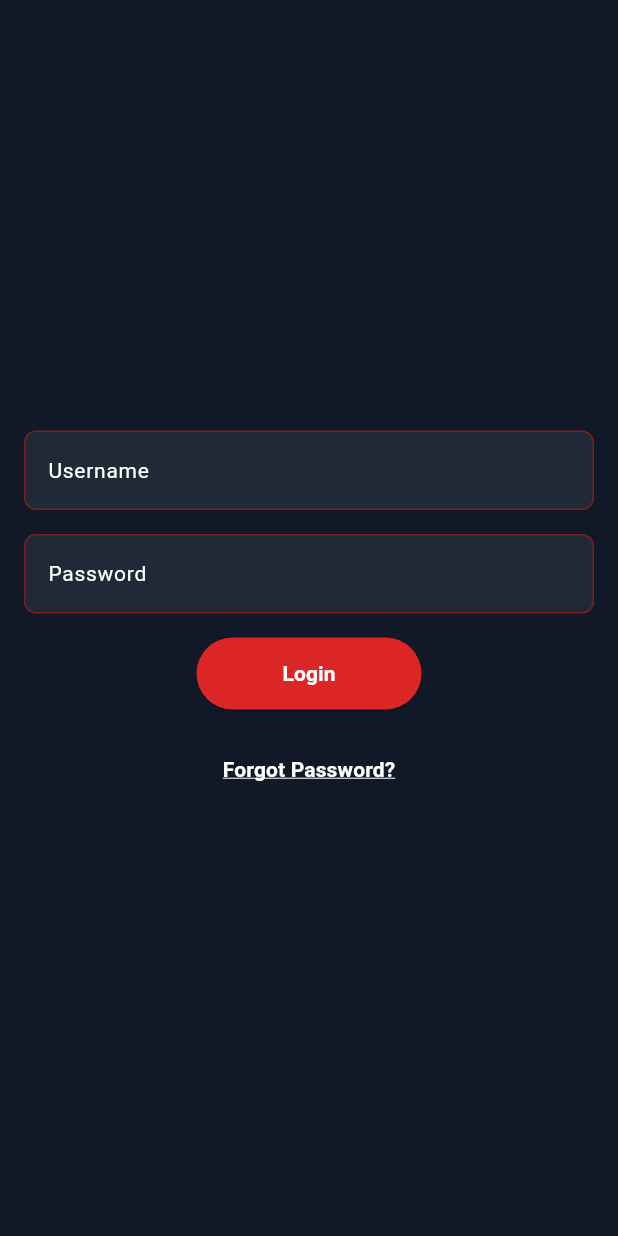
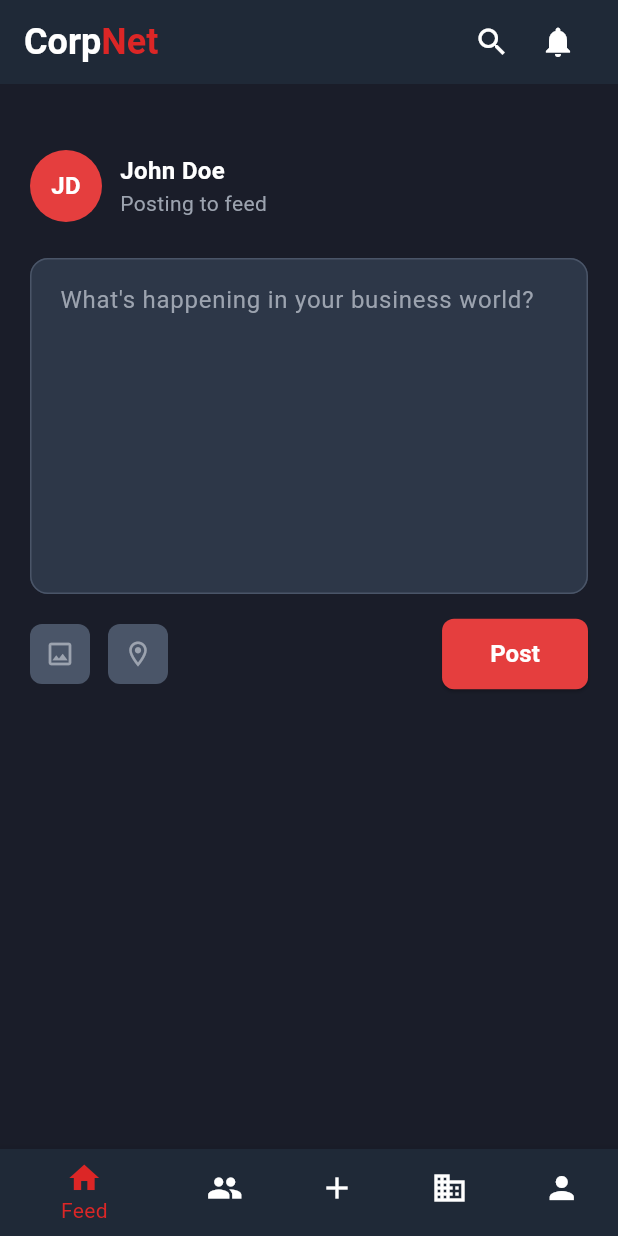
Before and after one commit to Afika-1/corpnet_flut, a Flutter app: the screen it shows after launch, on a phone screen of 412 x 824 dp. Run offline on Flutter 3.47's test engine with Material 3 defaults, Android fonts, the phone set to English and light mode, and no system bars.

Commit message:
Recreated and updated the post screen

```diff
--- a/lib/main.dart
+++ b/lib/main.dart
@@ -1,11 +1,6 @@
 import 'package:flutter/material.dart';
 import 'widgets/splash_screen.dart';
-
 import 'screens/login_screen.dart';
-import 'screens/network_page.dart';
-import 'screens/profile_screen.dart';
-import 'screens/business_page.dart';
-import 'screens/post_screen.dart';
 
 
 
@@ -80,8 +75,8 @@
         ),
       ),
 
-      // home: SplashScreen(),
-      home: LoginScreen(),
+      home: SplashScreen(),
+      //
     );
   }
 }
--- a/lib/screens/post_screen.dart
+++ b/lib/screens/post_screen.dart
@@ -1,216 +1,282 @@
 import 'package:flutter/material.dart';
+import '../widgets/navbar.dart';
 
-class PostPage extends StatefulWidget {
-  const PostPage({super.key});
+class CreatePostScreen extends StatefulWidget {
+  const CreatePostScreen({Key? key}) : super(key: key);
 
   @override
-  State<PostPage> createState() => _PostPageState();
+  State<CreatePostScreen> createState() => _CreatePostScreenState();
 }
 
-class _PostPageState extends State<PostPage> {
-  final TextEditingController _controller = TextEditingController();
+class _CreatePostScreenState extends State<CreatePostScreen> {
+  final TextEditingController _postController = TextEditingController();
+  bool _isSearchExpanded = false;
+  final TextEditingController _searchController = TextEditingController();
+
+  @override
+  void dispose() {
+    _postController.dispose();
+    _searchController.dispose();
+    super.dispose();
+  }
 
   @override
   Widget build(BuildContext context) {
-    // Colors from the screenshot and PostWidget
-    const backgroundColor = Color(0xFF0F172A);
-    const textAreaBgColor = Color(0xFF1E2A3A);
-    const red600 = Color(0xFFEF4444);
-    const gray400 = Color(0xFF9CA3AF);
-    const maroon = Color(0xFF7F1D1D);
+    final theme = Theme.of(context);
+    const maroon = Color(0xFFDC2626);
 
     return Scaffold(
-      backgroundColor: const Color(0xFF0A121D),
+      backgroundColor: const Color(0xFF1A1D29),
       appBar: AppBar(
-        title: const Text('Create Post'),
-        backgroundColor: const Color(0xFF1E2A3A),
+        backgroundColor: const Color(0xFF1F2937),
+        elevation: 0,
+        automaticallyImplyLeading: false,
+        title: Row(
+          children: [
+            // CorpNet Title
+            RichText(
+              text: TextSpan(
+                style: theme.textTheme.titleLarge?.copyWith(
+                  fontWeight: FontWeight.w700,
+                  fontSize: 24,
+                  fontFamily: 'Inter',
+                ) ??
+                    const TextStyle(
+                      color: Colors.white,
+                      fontWeight: FontWeight.w700,
+                      fontSize: 24,
+                      fontFamily: 'Inter',
                     ),
-      body: Center(
-        child: Container(
-          constraints: const BoxConstraints(maxWidth: 400),
-          padding: const EdgeInsets.all(24),
-          decoration: BoxDecoration(
-            color: backgroundColor,
-            borderRadius: BorderRadius.circular(8),
-            boxShadow: [
-              BoxShadow(
-                color: Colors.black.withOpacity(0.5),
-                blurRadius: 12,
-                offset: const Offset(0, 4),
+                children: [
+                  const TextSpan(
+                    text: 'Corp',
+                    style: TextStyle(color: Colors.white),
+                  ),
+                  TextSpan(
+                    text: 'Net',
+                    style: TextStyle(color: maroon),
                   ),
                 ],
               ),
+            ),
+
+            const Spacer(),
+
+            // Search functionality
+            AnimatedContainer(
+              duration: const Duration(milliseconds: 300),
+              width: _isSearchExpanded ? MediaQuery.of(context).size.width * 0.4 : 40,
+              height: 40,
+              child: _isSearchExpanded
+                  ? Container(
+                      decoration: BoxDecoration(
+                        color: const Color(0xFF374151),
+                        borderRadius: BorderRadius.circular(20),
+                      ),
+                      child: TextField(
+                        controller: _searchController,
+                        autofocus: true,
+                        decoration: const InputDecoration(
+                          hintText: 'Search CorpNet',
+                          hintStyle: TextStyle(color: Colors.grey, fontSize: 14),
+                          border: InputBorder.none,
+                          contentPadding: EdgeInsets.symmetric(horizontal: 16, vertical: 10),
+                        ),
+                        style: const TextStyle(color: Colors.white, fontSize: 14),
+                      ),
+                    )
+                  : IconButton(
+                      icon: const Icon(Icons.search, color: Colors.white, size: 24),
+                      onPressed: () {
+                        setState(() {
+                          _isSearchExpanded = true;
+                        });
+                      },
+                    ),
+            ),
+
+            if (_isSearchExpanded)
+              IconButton(
+                icon: const Icon(Icons.close, color: Colors.white, size: 20),
+                onPressed: () {
+                  setState(() {
+                    _isSearchExpanded = false;
+                    _searchController.clear();
+                  });
+                },
+              ),
+
+            // Notification Icon
+            IconButton(
+              icon: const Icon(Icons.notifications, color: Colors.white, size: 24),
+              onPressed: () {
+                // Handle notification tap
+              },
+            ),
+          ],
+        ),
+      ),
+      body: Padding(
+        padding: const EdgeInsets.all(20.0),
         child: Column(
-            mainAxisSize: MainAxisSize.min,
           crossAxisAlignment: CrossAxisAlignment.start,
           children: [
-              Text(
-                'Create Post',
-                style: Theme.of(context).textTheme.titleLarge,
-              ),
-              const SizedBox(height: 16),
+
+            const SizedBox(height: 24),
             Row(
               children: [
-                  // User Logo with round shape
                 Container(
                   width: 48,
                   height: 48,
                   decoration: const BoxDecoration(
-                      color: maroon, // Maroon background
-                      shape: BoxShape.circle, // Make it circular
+                    color: Color(0xFFE53E3E),
+                    shape: BoxShape.circle,
                   ),
-                    child: ClipOval(
-                      child: Image.network(
-                        'https://via.placeholder.com/48', // Replace with user logo URL
-                        width: 48,
-                        height: 48,
-                        fit: BoxFit.cover,
-                        errorBuilder: (context, error, stackTrace) {
-                          return const Icon(
-                            Icons.person,
-                            color: Colors.white, // Change icon color to white
-                            size: 24,
-                          );
-                        },
+                  child: const Center(
+                    child: Text(
+                      'JD',
+                      style: TextStyle(
+                        color: Colors.white,
+                        fontWeight: FontWeight.bold,
+                        fontSize: 16,
+                      ),
                     ),
                   ),
                 ),
                 const SizedBox(width: 12),
-                  Column(
+                const Column(
                   crossAxisAlignment: CrossAxisAlignment.start,
-                    children: const [
+                  children: [
                     Text(
                       'John Doe',
                       style: TextStyle(
                         color: Colors.white,
                         fontWeight: FontWeight.w600,
-                          fontSize: 14,
+                        fontSize: 16,
                       ),
                     ),
-                      SizedBox(height: 2),
                     Text(
                       'Posting to feed',
                       style: TextStyle(
-                          color: gray400,
-                          fontSize: 12,
+                        color: Color(0xFF9CA3AF),
+                        fontSize: 14,
                       ),
                     ),
                   ],
                 ),
               ],
             ),
-              const SizedBox(height: 16),
+            const SizedBox(height: 24),
             TextField(
-                controller: _controller,
-                maxLines: 4,
+              controller: _postController,
+              maxLines: 8,
               style: const TextStyle(
-                  color: gray400,
-                  fontSize: 14,
+                color: Colors.white,
+                fontSize: 16,
               ),
-                cursorColor: red600,
               decoration: InputDecoration(
-                  filled: true,
-                  fillColor: textAreaBgColor,
                 hintText: "What's happening in your business world?",
                 hintStyle: const TextStyle(
-                    color: Color(0xFF6B7280), // placeholder gray-500
-                    fontSize: 14,
+                  color: Color(0xFF9CA3AF),
+                  fontSize: 16,
                 ),
-                  contentPadding: const EdgeInsets.all(12),
+                filled: true,
+                fillColor: const Color(0xFF2D3748),
                 border: OutlineInputBorder(
-                    borderRadius: BorderRadius.circular(6),
-                    borderSide: BorderSide.none,
+                  borderRadius: BorderRadius.circular(12),
+                  borderSide: const BorderSide(
+                    color: Color(0xFF4A5568),
+                    width: 1,
+                  ),
+                ),
+                enabledBorder: OutlineInputBorder(
+                  borderRadius: BorderRadius.circular(12),
+                  borderSide: const BorderSide(
+                    color: Color(0xFF4A5568),
+                    width: 1,
+                  ),
                 ),
                 focusedBorder: OutlineInputBorder(
-                    borderRadius: BorderRadius.circular(6),
-                    borderSide: BorderSide(color: red600, width: 2),
+                  borderRadius: BorderRadius.circular(12),
+                  borderSide: const BorderSide(
+                    color: Color(0xFF4A5568),
+                    width: 1,
                   ),
+                ),
+                contentPadding: const EdgeInsets.all(16),
               ),
             ),
             const SizedBox(height: 16),
             Row(
-                mainAxisAlignment: MainAxisAlignment.spaceBetween,
               children: [
-                  Row(
-                    children: [
-                      _IconButton(
-                        icon: Icons.camera_alt_outlined,
-                        onPressed: () {},
-                        tooltip: 'Add photo',
+                Container(
+                  width: 40,
+                  height: 40,
+                  decoration: BoxDecoration(
+                    color: const Color(0xFF4A5568),
+                    borderRadius: BorderRadius.circular(8),
                   ),
-                      const SizedBox(width: 8),
-                      _IconButton(
-                        icon: Icons.location_on_outlined,
-                        onPressed: () {},
-                        tooltip: 'Add location',
+                  child: const Icon(
+                    Icons.image_outlined,
+                    color: Color(0xFF9CA3AF),
+                    size: 20,
                   ),
-                    ],
                 ),
+                const SizedBox(width: 12),
+                Container(
+                  width: 40,
+                  height: 40,
+                  decoration: BoxDecoration(
+                    color: const Color(0xFF4A5568),
+                    borderRadius: BorderRadius.circular(8),
+                  ),
+                  child: const Icon(
+                    Icons.location_on_outlined,
+                    color: Color(0xFF9CA3AF),
+                    size: 20,
+                  ),
+                ),
+                const Spacer(),
                 ElevatedButton(
-                    onPressed: () {},
+                  onPressed: () {
+                    // Handle post submission
+                    String postContent = _postController.text.trim();
+                    if (postContent.isNotEmpty) {
+                      // Process the post
+                      ScaffoldMessenger.of(context).showSnackBar(
+                        const SnackBar(
+                          content: Text('Post created successfully!'),
+                          backgroundColor: Color(0xFF2A5FF0),
+                        ),
+                      );
+                      Navigator.pop(context);
+                    }
+                  },
                   style: ElevatedButton.styleFrom(
-                      backgroundColor: red600,
+                    backgroundColor: const Color(0xFFE53E3E),
                     padding: const EdgeInsets.symmetric(
-                          horizontal: 20, vertical: 10),
+                      horizontal: 32,
+                      vertical: 12,
+                    ),
                     shape: RoundedRectangleBorder(
-                        borderRadius: BorderRadius.circular(6),
+                      borderRadius: BorderRadius.circular(8),
                     ),
-                      elevation: 0,
                   ),
                   child: const Text(
                     'Post',
                     style: TextStyle(
+                      color: Colors.white,
                       fontWeight: FontWeight.w600,
-                        fontSize: 14,
-                        color: Colors.white,
+                      fontSize: 16,
                     ),
                   ),
-                  )
+                ),
               ],
-              )
+            ),
           ],
         ),
       ),
-      ),
+      bottomNavigationBar: const Navbar(),
     );
   }
 }
-
-class _IconButton extends StatelessWidget {
-  final IconData icon;
-  final VoidCallback onPressed;
-  final String tooltip;
-
-  const _IconButton({
-    required this.icon,
-    required this.onPressed,
-    required this.tooltip,
-  });
-
-  @override
-  Widget build(BuildContext context) {
-    const bgColor = Color(0xFF1E2A3A);
-    const iconColor = Color(0xFF9CA3AF);
-
-    return Tooltip(
-      message: tooltip,
-      child: Material(
-        color: bgColor,
-        borderRadius: BorderRadius.circular(6),
-        child: InkWell(
-          borderRadius: BorderRadius.circular(6),
-          onTap: onPressed,
-          child: SizedBox(
-            width: 36,
-            height: 36,
-            child: Icon(
-              icon,
-              color: iconColor,
-              size: 18,
-            ),
-          ),
-        ),
-      ),
-    );
-  }
-}
--- a/lib/widgets/splash_screen.dart
+++ b/lib/widgets/splash_screen.dart
@@ -1,6 +1,7 @@
 import 'package:flutter/material.dart';
 import 'dart:async';
-import '../screens/home_screen.dart'; // Import your home screen
+import '../screens/login_screen.dart';
+import '../screens/post_screen.dart';
 
 void main() {
   runApp(const MyApp());
@@ -67,7 +68,8 @@ class _SplashScreenState extends State<SplashScreen> {
     Timer(const Duration(seconds: 5), () {
       Navigator.pushReplacement(
         context,
-        MaterialPageRoute(builder: (context) => const HomeScreen()), // Navigate to HomeScreen
+        // MaterialPageRoute(builder: (context) => const HomeScreen()), // Navigate to HomeScreen
+        MaterialPageRoute(builder: (context) => const CreatePostScreen()),
       );
     });
   }
```
Lines whose indentation alone changed are shown as unchanged.
